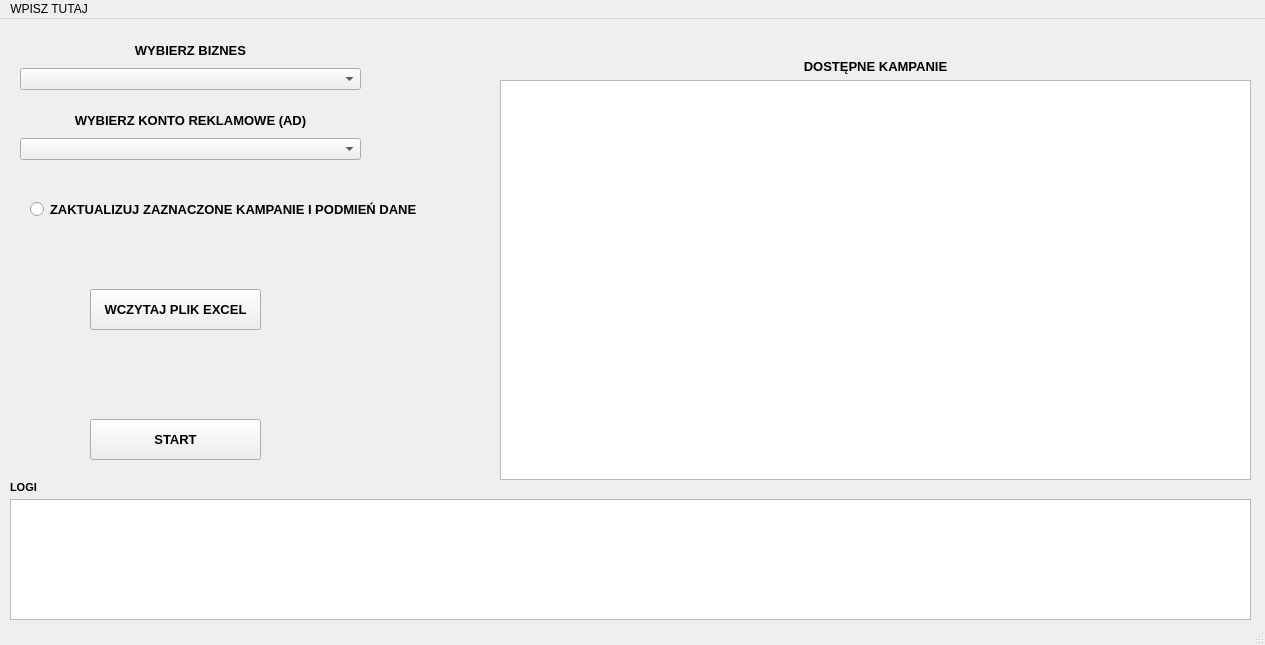
Above: gui/app.ui from fmatusiak/fb-ads-campaign-updater before the change. Below: the same form after it.
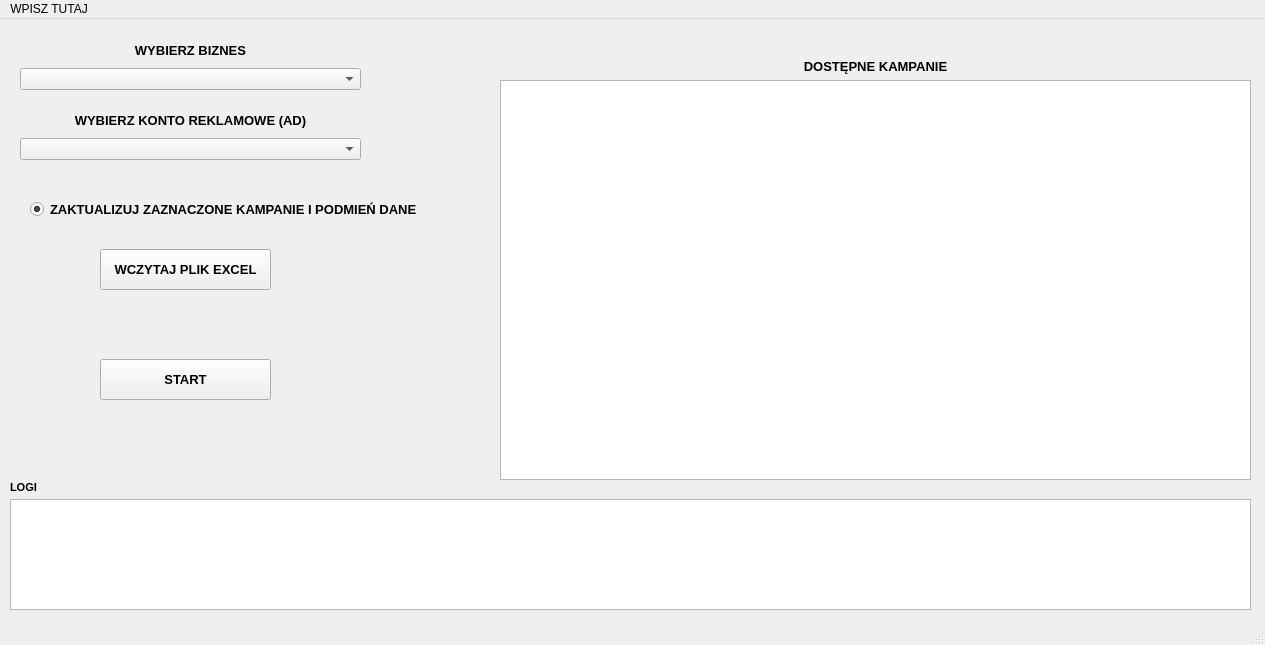
That is the form after the change.

The edit to the form file:
```diff
--- a/gui/app.ui
+++ b/gui/app.ui
@@ -133,12 +133,15 @@
                 <property name="text">
                     <string>ZAKTUALIZUJ ZAZNACZONE KAMPANIE I PODMIEŃ DANE</string>
                 </property>
+                <property name="checked">
+                    <bool>true</bool>
+                </property>
             </widget>
             <widget class="QPushButton" name="loadFileButton">
                 <property name="geometry">
                     <rect>
-                        <x>90</x>
-                        <y>270</y>
+                        <x>100</x>
+                        <y>230</y>
                         <width>171</width>
                         <height>41</height>
                     </rect>
@@ -157,8 +160,8 @@
             <widget class="QPushButton" name="pushButton_2">
                 <property name="geometry">
                     <rect>
-                        <x>90</x>
-                        <y>400</y>
+                        <x>100</x>
+                        <y>340</y>
                         <width>171</width>
                         <height>41</height>
                     </rect>
@@ -175,14 +178,20 @@
                 </property>
             </widget>
             <widget class="QPlainTextEdit" name="logTextEdit">
+                <property name="enabled">
+                    <bool>true</bool>
+                </property>
                 <property name="geometry">
                     <rect>
                         <x>10</x>
                         <y>480</y>
                         <width>1241</width>
-                        <height>121</height>
+                        <height>111</height>
                     </rect>
                 </property>
+                <property name="readOnly">
+                    <bool>true</bool>
+                </property>
             </widget>
             <widget class="QLabel" name="label_4">
                 <property name="geometry">
```
Left out of the diff: 4 changed lines with no effect on the pictures.
